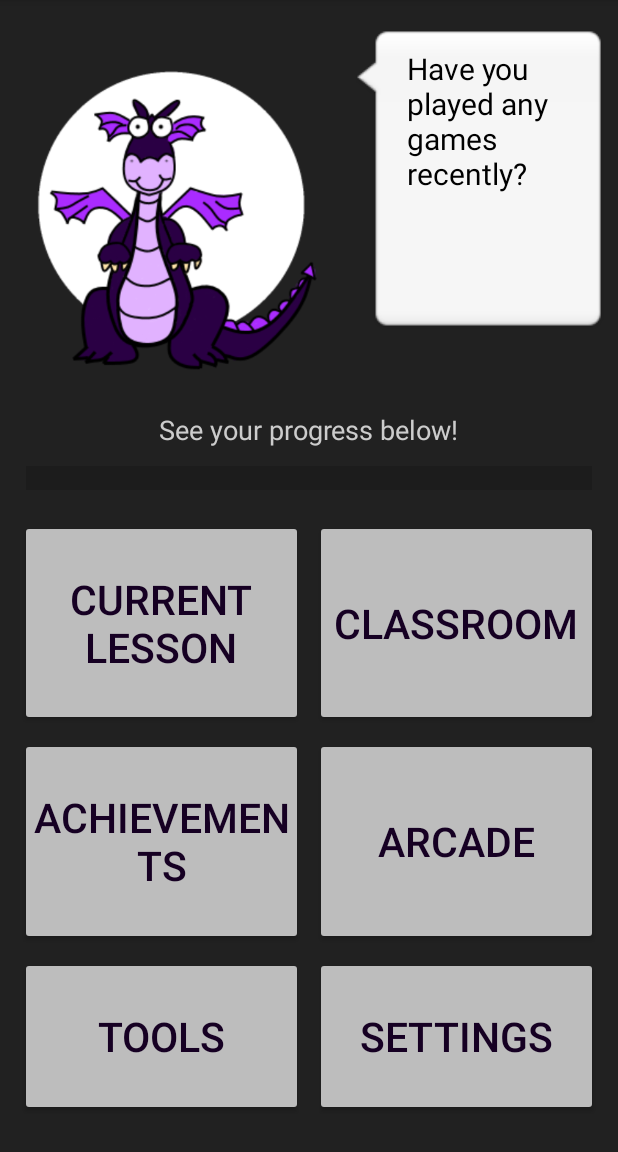
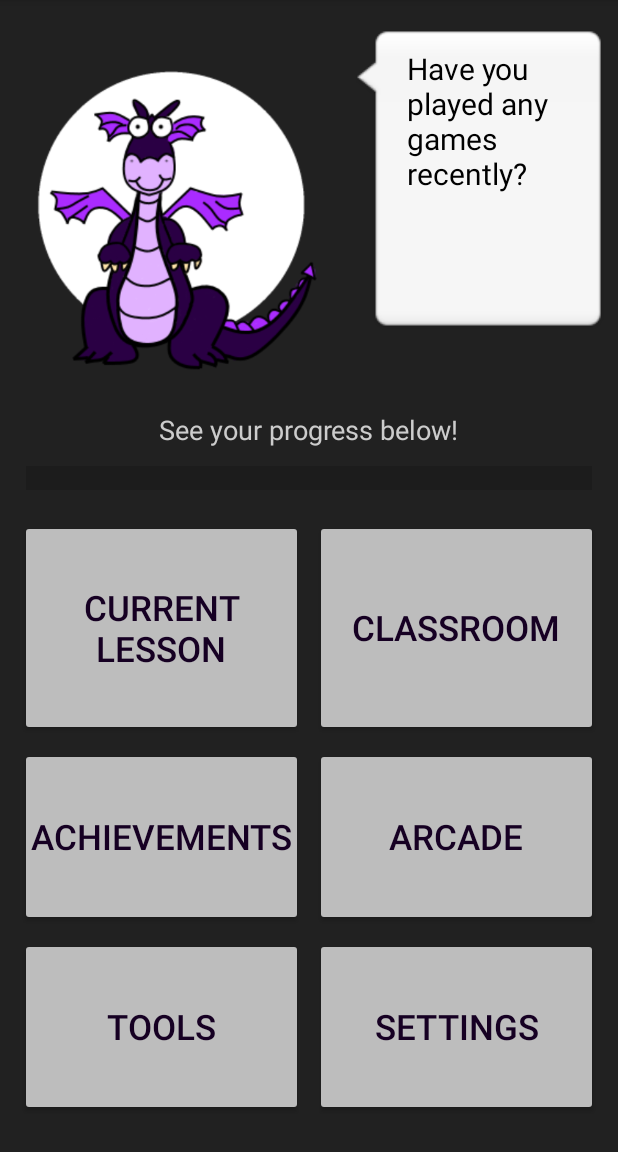
Before and after one commit to MyannaHarris/GEDMobileApp, an Android app: the MainActivity screen opened directly, with no data from a screen before it, on a phone screen of 412 x 824 dp, the part 84-1236 px from its top. Run offline under Robolectric (Android 15) with nearby library versions, the phone set to English and light mode, and no system bars.

Commit message:
Few changes to the progress bar in main activity

```diff
--- a/GEDAppGUI/app/src/main/java/com/gedappgui/gedappgui/MainActivity.java
+++ b/GEDAppGUI/app/src/main/java/com/gedappgui/gedappgui/MainActivity.java
@@ -111,29 +111,35 @@ public class MainActivity extends AppCompatActivity {
 
             //sets a dynamic size for the button text on the main page
             Button toolsButton = (Button) findViewById(R.id.tools_button);
-            toolsButton.setTextSize(TypedValue.COMPLEX_UNIT_PX, (float)(height/30));
+            toolsButton.setTextSize(TypedValue.COMPLEX_UNIT_PX, (float)(height/35));
             Button curLessButton = (Button) findViewById(R.id.continue_button);
-            curLessButton.setTextSize(TypedValue.COMPLEX_UNIT_PX, (float)(height/30));
+            curLessButton.setTextSize(TypedValue.COMPLEX_UNIT_PX, (float)(height/35));
             Button achievementButton = (Button) findViewById(R.id.achievements_button);
-            achievementButton.setTextSize(TypedValue.COMPLEX_UNIT_PX, (float)(height/30));
+            achievementButton.setTextSize(TypedValue.COMPLEX_UNIT_PX, (float)(height/35));
             Button settingsButton = (Button) findViewById(R.id.settings_button);
-            settingsButton.setTextSize(TypedValue.COMPLEX_UNIT_PX, (float)(height/30));
+            settingsButton.setTextSize(TypedValue.COMPLEX_UNIT_PX, (float)(height/35));
             Button arcadeButton = (Button) findViewById(R.id.play_button);
-            arcadeButton.setTextSize(TypedValue.COMPLEX_UNIT_PX, (float)(height/30));
+            arcadeButton.setTextSize(TypedValue.COMPLEX_UNIT_PX, (float)(height/35));
             Button classroomButton = (Button) findViewById(R.id.learn_button);
-            classroomButton.setTextSize(TypedValue.COMPLEX_UNIT_PX, (float)(height/30));
+            classroomButton.setTextSize(TypedValue.COMPLEX_UNIT_PX, (float)(height/35));
 
             //changes to progress bar
             ProgressBar progress = (ProgressBar)findViewById(R.id.progressBar);
             TextView seeProgress = (TextView)findViewById(R.id.see_progress);
             progress.setScaleY(4f);
-            if(db.lessonCount() == 25){
-                progress.setProgress(24);
+            int count = db.lessonCount()-1;
+            progress.setProgress(count);
+            if(count == 24){
                 seeProgress.setText("Congratulations! You completed all lessons!");
             }
+            else if(count != 0){
+                progress.setProgress(count);
+                seeProgress.setText("Great Work! You have completed " + count + "/24 lessons!");
+            }
             else{
-                progress.setProgress(db.lessonCount()-1);
+                progress.setProgress(count);
             }
+
             seeProgress.setTextSize(TypedValue.COMPLEX_UNIT_PX, (float)(height/45));
 
             // Set database for my application
```
